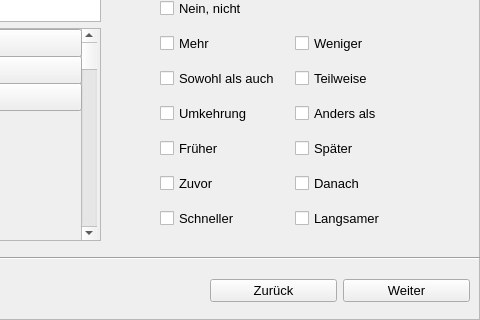
The window that Code/wizard_2.ui (MSPietsch/HMI) describes before a commit, drawn with Qt 5; both pictures show x 170 to 650 and y 120 to 440 of the 650 by 440 pixel window.
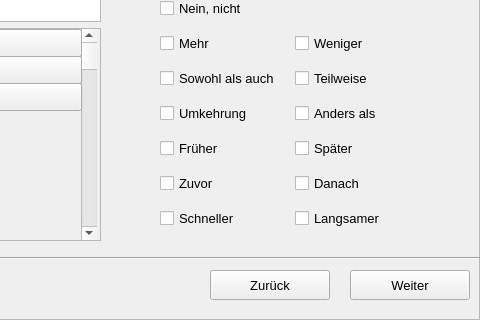
The same window after the commit.

```diff
--- a/Code/wizard_2.ui
+++ b/Code/wizard_2.ui
@@ -404,21 +404,31 @@
      </item>
     </layout>
    </widget>
-   <widget class="QWidget" name="horizontalLayoutWidget_2">
+   <widget class="Line" name="line">
     <property name="geometry">
      <rect>
-      <x>380</x>
-      <y>380</y>
-      <width>260</width>
-      <height>61</height>
+      <x>0</x>
+      <y>370</y>
+      <width>650</width>
+      <height>16</height>
      </rect>
     </property>
-    <layout class="QHBoxLayout" name="horizontalLayout_3">
-     <item>
+    <property name="orientation">
+     <enum>Qt::Horizontal</enum>
+    </property>
+   </widget>
       <widget class="QPushButton" name="zuruckButton">
        <property name="enabled">
         <bool>true</bool>
        </property>
+    <property name="geometry">
+     <rect>
+      <x>380</x>
+      <y>390</y>
+      <width>120</width>
+      <height>30</height>
+     </rect>
+    </property>
        <property name="text">
         <string>Zurück</string>
        </property>
@@ -426,27 +436,17 @@
         <bool>false</bool>
        </property>
       </widget>
-     </item>
-     <item>
       <widget class="QPushButton" name="weiterButton">
+    <property name="geometry">
+     <rect>
+      <x>520</x>
+      <y>390</y>
+      <width>120</width>
+      <height>30</height>
+     </rect>
+    </property>
        <property name="text">
         <string>Weiter</string>
-       </property>
-      </widget>
-     </item>
-    </layout>
-   </widget>
-   <widget class="Line" name="line">
-    <property name="geometry">
-     <rect>
-      <x>0</x>
-      <y>370</y>
-      <width>650</width>
-      <height>16</height>
-     </rect>
-    </property>
-    <property name="orientation">
-     <enum>Qt::Horizontal</enum>
     </property>
    </widget>
   </widget>
```
Lines whose indentation alone changed are shown as unchanged.
